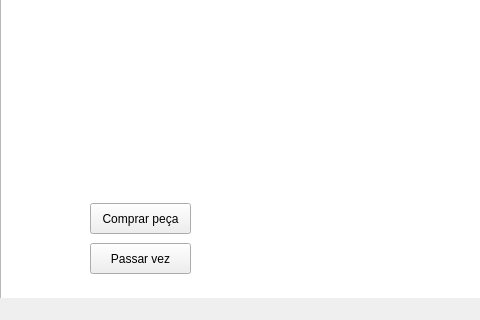
cjlcarvalho/domino, file domino-gui/mainwindow.ui: the form before one commit; both pictures show x 0 to 480 and y 324 to 644 of the 1000 by 644 pixel window.
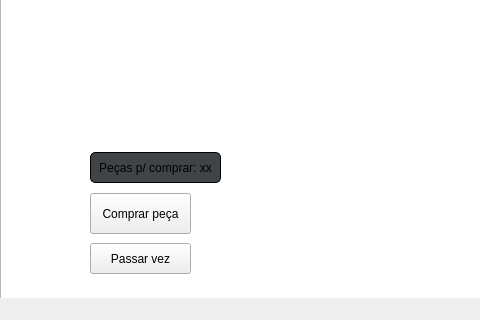
The form after the commit.

What changed in the file:
```diff
--- a/domino-gui/mainwindow.ui
+++ b/domino-gui/mainwindow.ui
@@ -59,15 +59,40 @@
     <property name="geometry">
      <rect>
       <x>90</x>
-      <y>510</y>
+      <y>500</y>
       <width>101</width>
-      <height>31</height>
+      <height>41</height>
      </rect>
     </property>
     <property name="text">
      <string>Comprar peça</string>
     </property>
    </widget>
+   <widget class="QLabel" name="label">
+    <property name="enabled">
+     <bool>true</bool>
+    </property>
+    <property name="geometry">
+     <rect>
+      <x>90</x>
+      <y>459</y>
+      <width>131</width>
+      <height>31</height>
+     </rect>
+    </property>
+    <property name="autoFillBackground">
+     <bool>false</bool>
+    </property>
+    <property name="styleSheet">
+     <string notr="true">border-radius: 5px; background: rgb(64, 68, 73); border: 1px solid black; </string>
+    </property>
+    <property name="text">
+     <string>Peças p/ comprar: xx</string>
+    </property>
+    <property name="alignment">
+     <set>Qt::AlignCenter</set>
+    </property>
+   </widget>
   </widget>
   <widget class="QMenuBar" name="menuBar">
    <property name="geometry">
```
Left out of the diff: 2 changed lines with no effect on the pictures.
